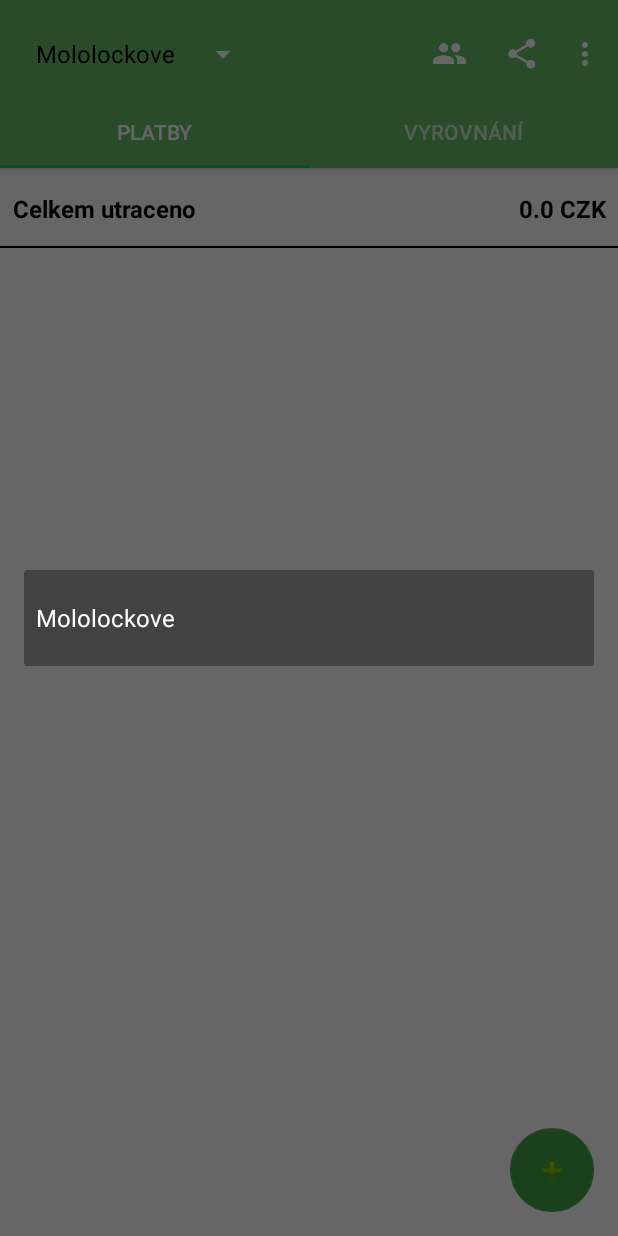
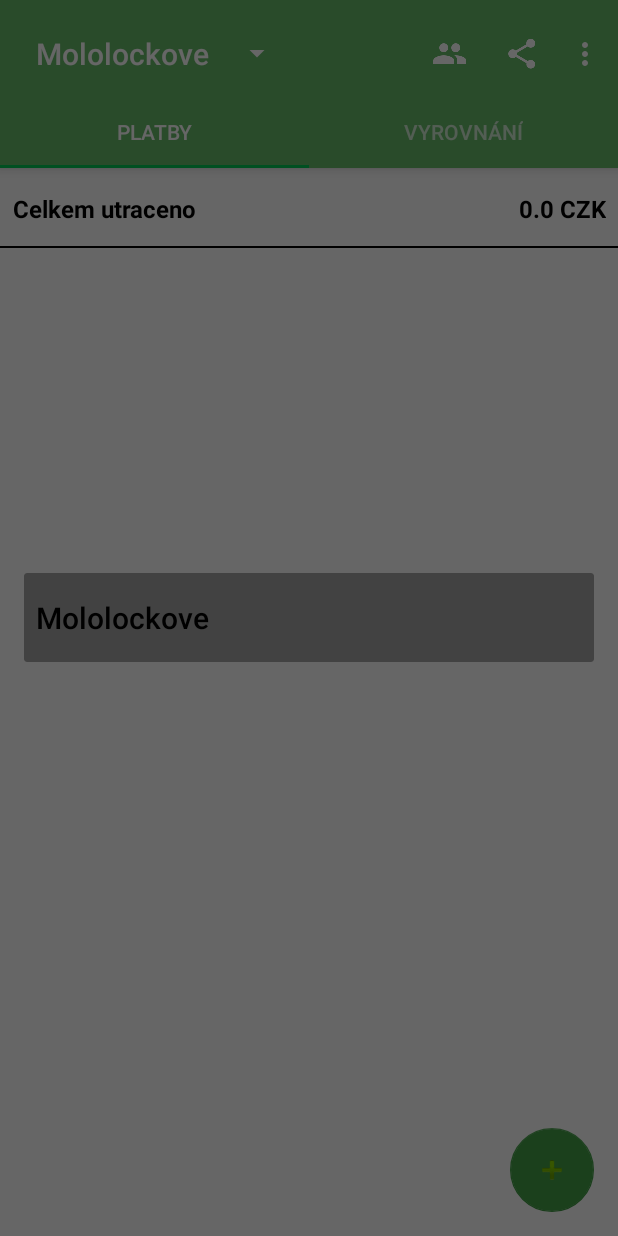
Before and after one commit to milandufek/DluznicekLite, an Android app: the screen it shows after launch (MainActivity), after a tap on "Mololockove", on a phone screen of 412 x 824 dp. Run offline under Robolectric (Android 15) with nearby library versions, the phone set to English and light mode, and no system bars; libraries missing offline, so code that uses them is left out: com.facebook.stetho; 1 statement that could not run was skipped.

Commit message:
Custom toolbar title adapter added

```diff
--- a/app/src/main/java/cz/milandufek/dluzniceklite/MainActivity.java
+++ b/app/src/main/java/cz/milandufek/dluzniceklite/MainActivity.java
@@ -1,5 +1,6 @@
 package cz.milandufek.dluzniceklite;
 
+import cz.milandufek.dluzniceklite.adapters.TitleSpinnerAdapter;
 import cz.milandufek.dluzniceklite.models.Currency;
 import cz.milandufek.dluzniceklite.models.Group;
 import cz.milandufek.dluzniceklite.models.GroupMember;
@@ -56,7 +57,6 @@ public class MainActivity extends AppCompatActivity {
         setSupportActionBar(toolbar);
 
         // spinner with group names
-        //TextView toolbarTitle = findViewById(R.id.main_toolbar_title);
 
         List<Group> groups = new GroupRepo().getAllGroups();
         if (! groups.isEmpty()) {
@@ -69,8 +69,7 @@ public class MainActivity extends AppCompatActivity {
                 groupNames.add(group.getName());
             }
 
-            final ArrayAdapter<String> groupAdapter = new ArrayAdapter<>(this,
-                    android.R.layout.simple_spinner_dropdown_item, groupNames);
+            final TitleSpinnerAdapter groupAdapter = new TitleSpinnerAdapter(this, groupNames);
             Spinner selectTitle = findViewById(R.id.spinner_main_title);
             selectTitle.setAdapter(groupAdapter);
             selectTitle.setSelection(groupIds.indexOf(getActiveGroupId()));
--- a/app/src/main/java/cz/milandufek/dluzniceklite/adapters/TitleSpinnerAdapter.java
+++ b/app/src/main/java/cz/milandufek/dluzniceklite/adapters/TitleSpinnerAdapter.java
@@ -13,34 +13,44 @@ import java.util.List;
 
 import cz.milandufek.dluzniceklite.R;
 
-public class TitleSpinnerAdapter extends ArrayAdapter {
+public class TitleSpinnerAdapter extends ArrayAdapter<String> {
 
-    public static final int NOT_EXPANDED = 0;
-    public static final int EXPANDED = 1;
+    private static final int CLOSED = 0;
+    private static final int EXPANDED = 1;
 
-    private Context mContext;
-    private List<String> list;
-
-    public TitleSpinnerAdapter(@NonNull Context context, List<String> list) {
-        super(context, 0, list);
-        this.mContext = context;
-        this.list = list;
+    public TitleSpinnerAdapter(@NonNull Context context, List<String> groupList) {
+        super(context, 0, groupList);
     }
 
     @NonNull
     @Override
     public View getView(int position, @Nullable View convertView, @NonNull ViewGroup parent) {
-        View listItem = null;
-        if (convertView != null) {
-            listItem = LayoutInflater
-                    .from(mContext).inflate(R.layout.title_main_tollbar, parent, false);
-        }
-
-        return listItem;
+        return initView(position, convertView, parent, CLOSED);
     }
 
     @Override
     public View getDropDownView(int position, @Nullable View convertView, @NonNull ViewGroup parent) {
-        return super.getDropDownView(position, convertView, parent);
+        return initView(position, convertView, parent, EXPANDED);
+    }
+
+    private View initView(int position, @Nullable View convertView, @NonNull ViewGroup parent, int state) {
+        if (convertView == null) {
+             convertView = LayoutInflater.from(getContext()).inflate(
+                     R.layout.title_main_tollbar, parent, false);
+        }
+
+        TextView toolbarTitle = convertView.findViewById(R.id.tv_main_toolbar_title);
+
+        String currentItem = getItem(position);
+
+        if (currentItem != null) { toolbarTitle.setText(currentItem); }
+
+        if (state == EXPANDED) {
+            toolbarTitle.setTextColor(getContext().getResources().getColor(R.color.colorBlack));
+        } else {
+            toolbarTitle.setTextColor(getContext().getResources().getColor(R.color.colorWhite));
+        }
+
+        return convertView;
     }
 }
--- a/app/src/main/res/layout/title_main_tollbar.xml
+++ b/app/src/main/res/layout/title_main_tollbar.xml
@@ -1,6 +1,27 @@
 <?xml version="1.0" encoding="utf-8"?>
-<TextView xmlns:android="http://schemas.android.com/apk/res/android"
-    style="@style/TextAppearance.Widget.AppCompat.Toolbar.Title"
-    android:singleLine="true"
+<android.support.constraint.ConstraintLayout
+    xmlns:android="http://schemas.android.com/apk/res/android"
+    xmlns:app="http://schemas.android.com/apk/res-auto"
     android:layout_width="match_parent"
-    android:ellipsize="marquee"/>
+    android:layout_height="match_parent">
+
+    <TextView
+        android:id="@+id/tv_main_toolbar_title"
+        style="@style/TextAppearance.Widget.AppCompat.Toolbar.Title"
+        android:layout_width="match_parent"
+        android:layout_height="wrap_content"
+        android:layout_alignParentStart="true"
+        android:layout_alignParentTop="true"
+        android:layout_marginStart="8dp"
+        android:layout_marginTop="8dp"
+        android:layout_marginEnd="8dp"
+        android:layout_marginBottom="8dp"
+        android:ellipsize="marquee"
+        android:singleLine="true"
+        android:text="Item"
+        app:layout_constraintBottom_toBottomOf="parent"
+        app:layout_constraintEnd_toEndOf="parent"
+        app:layout_constraintStart_toStartOf="parent"
+        app:layout_constraintTop_toTopOf="parent" />
+
+</android.support.constraint.ConstraintLayout>
```
Also changed, not shown: app/src/main/res/layout/activity_main.xml (+0 -9 lines).
